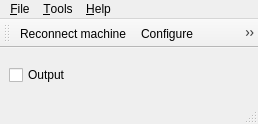
Above: plover/gui_qt/main_window.ui from morinted/plover before the change. Below: the same form after it.
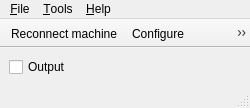
That is the form after the change. Icons and pictures are not drawn.

Commit message:
gui_qt: tweak main window toolbar
- disable floating/move support
- unify with the title bar on OS X

The edit to the form file:
```diff
--- a/plover/gui_qt/main_window.ui
+++ b/plover/gui_qt/main_window.ui
@@ -9,8 +9,8 @@
    <rect>
     <x>0</x>
     <y>0</y>
-    <width>258</width>
-    <height>124</height>
+    <width>250</width>
+    <height>99</height>
    </rect>
   </property>
   <property name="minimumSize">
@@ -67,7 +67,7 @@
     <rect>
      <x>0</x>
      <y>0</y>
-     <width>258</width>
+     <width>250</width>
      <height>19</height>
     </rect>
    </property>
@@ -108,6 +108,12 @@
    <property name="windowTitle">
     <string>Plover: Toolbar</string>
    </property>
+   <property name="movable">
+    <bool>false</bool>
+   </property>
+   <property name="floatable">
+    <bool>false</bool>
+   </property>
    <attribute name="toolBarArea">
     <enum>TopToolBarArea</enum>
    </attribute>
```
Left out of the diff: 3 changed lines with no effect on the pictures.
